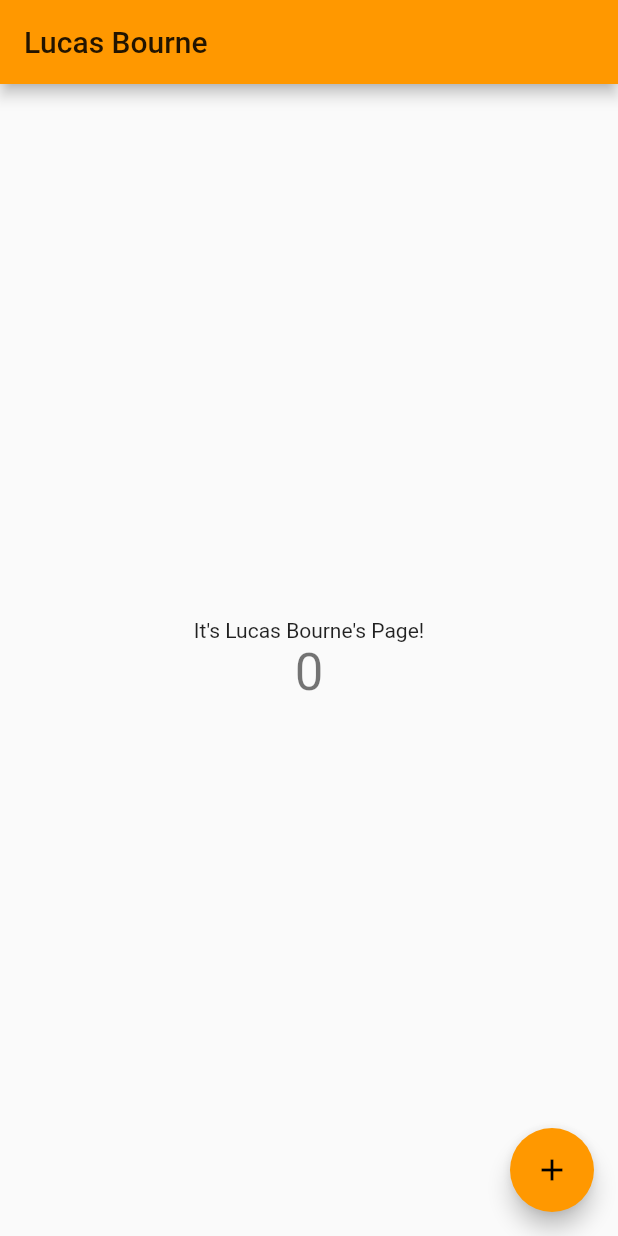
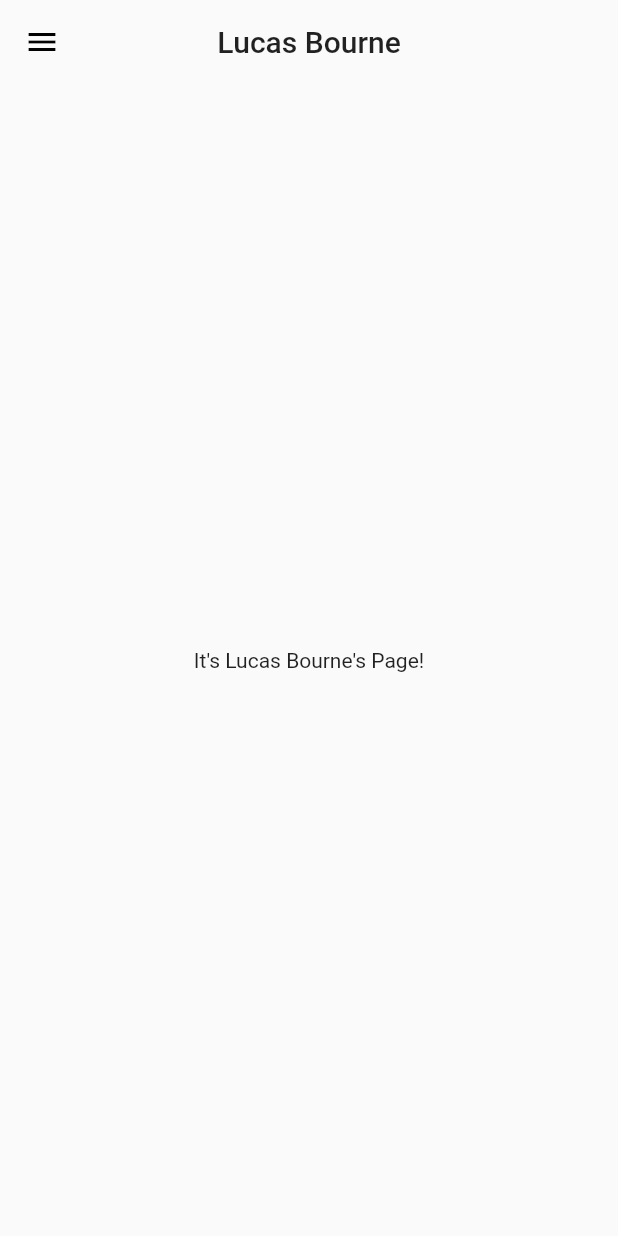
Before and after one commit to LucasBourne/flutter-portfolio-website, a Flutter app: the screen it shows after launch, on a phone screen of 412 x 824 dp. Run offline on Flutter 3.47's test engine with Material 2 defaults, Android fonts, the phone set to English and light mode, and no system bars.

Commit message:
Changed styling

```diff
--- a/lib/main.dart
+++ b/lib/main.dart
@@ -11,19 +11,7 @@ class MyApp extends StatelessWidget {
     return MaterialApp(
       title: 'Lucas Bourne',
       theme: ThemeData(
-        // This is the theme of your application.
-        //
-        // Try running your application with "flutter run". You'll see the
-        // application has a blue toolbar. Then, without quitting the app, try
-        // changing the primarySwatch below to Colors.green and then invoke
-        // "hot reload" (press "r" in the console where you ran "flutter run",
-        // or simply save your changes to "hot reload" in a Flutter IDE).
-        // Notice that the counter didn't reset back to zero; the application
-        // is not restarted.
         primarySwatch: Colors.orange,
-        // This makes the visual density adapt to the platform that you run
-        // the app on. For desktop platforms, the controls will be smaller and
-        // closer together (more dense) than on mobile platforms.
         visualDensity: VisualDensity.adaptivePlatformDensity,
       ),
       home: MyHomePage(title: 'Lucas Bourne'),
@@ -34,15 +22,6 @@ class MyApp extends StatelessWidget {
 class MyHomePage extends StatefulWidget {
   MyHomePage({Key key, this.title}) : super(key: key);
 
-  // This widget is the home page of your application. It is stateful, meaning
-  // that it has a State object (defined below) that contains fields that affect
-  // how it looks.
-
-  // This class is the configuration for the state. It holds the values (in this
-  // case the title) provided by the parent (in this case the App widget) and
-  // used by the build method of the State. Fields in a Widget subclass are
-  // always marked "final".
-
   final String title;
 
   @override
@@ -50,68 +29,41 @@ class MyHomePage extends StatefulWidget {
 }
 
 class _MyHomePageState extends State<MyHomePage> {
-  int _counter = 0;
-
-  void _incrementCounter() {
-    setState(() {
-      // This call to setState tells the Flutter framework that something has
-      // changed in this State, which causes it to rerun the build method below
-      // so that the display can reflect the updated values. If we changed
-      // _counter without calling setState(), then the build method would not be
-      // called again, and so nothing would appear to happen.
-      _counter++;
-    });
-  }
-
   @override
   Widget build(BuildContext context) {
-    // This method is rerun every time setState is called, for instance as done
-    // by the _incrementCounter method above.
-    //
-    // The Flutter framework has been optimized to make rerunning build methods
-    // fast, so that you can just rebuild anything that needs updating rather
-    // than having to individually change instances of widgets.
     return Scaffold(
       appBar: AppBar(
-        // Here we take the value from the MyHomePage object that was created by
-        // the App.build method, and use it to set our appbar title.
         title: Text(widget.title),
+        centerTitle: true,
+        backgroundColor: Colors.transparent,
+        elevation: 0,
       ),
-      body: Center(
-        // Center is a layout widget. It takes a single child and positions it
-        // in the middle of the parent.
-        child: Column(
-          // Column is also a layout widget. It takes a list of children and
-          // arranges them vertically. By default, it sizes itself to fit its
-          // children horizontally, and tries to be as tall as its parent.
-          //
-          // Invoke "debug painting" (press "p" in the console, choose the
-          // "Toggle Debug Paint" action from the Flutter Inspector in Android
-          // Studio, or the "Toggle Debug Paint" command in Visual Studio Code)
-          // to see the wireframe for each widget.
-          //
-          // Column has various properties to control how it sizes itself and
-          // how it positions its children. Here we use mainAxisAlignment to
-          // center the children vertically; the main axis here is the vertical
-          // axis because Columns are vertical (the cross axis would be
-          // horizontal).
-          mainAxisAlignment: MainAxisAlignment.center,
+      drawer: Drawer(
+        child: ListView(
+          padding: EdgeInsets.zero,
           children: <Widget>[
-            Text(
-              "It's Lucas Bourne's Page!",
+            ListTile(
+              title: Text('Item 1'),
+              onTap: () {
+                // Update the state of the app.
+                Navigator.pop(context);
+              },
             ),
-            Text(
-              '$_counter',
-              style: Theme.of(context).textTheme.headline4,
+            ListTile(
+              title: Text('Item 2'),
+              onTap: () {
+                // Update the state of the app.
+                Navigator.pop(context);
+              },
             ),
           ],
         ),
       ),
-      floatingActionButton: FloatingActionButton(
-        onPressed: _incrementCounter,
-        tooltip: 'Increment',
-        child: Icon(Icons.add),
-      ), // This trailing comma makes auto-formatting nicer for build methods.
+      body: Center(
+        child: Text(
+          "It's Lucas Bourne's Page!",
+        ),
+      ),
     );
   }
 }
```
Also changed, not shown: 1 other file.
